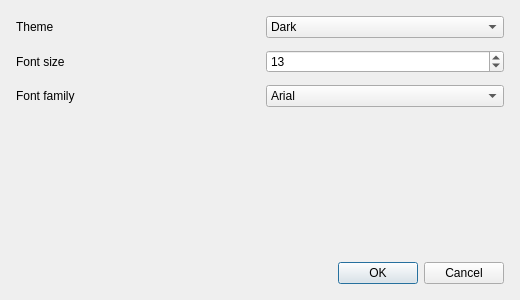
OmarMogahed2020/pencil, file ui/preferencesWindow.ui: the form before one commit.
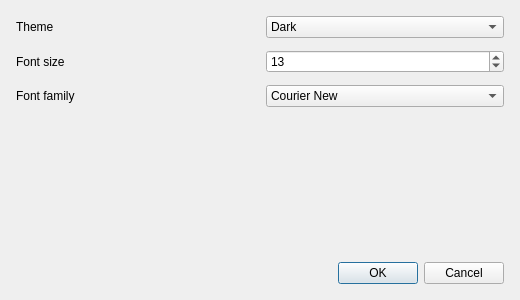
The form after the commit.

```diff
--- a/ui/preferencesWindow.ui
+++ b/ui/preferencesWindow.ui
@@ -144,11 +144,6 @@
        </item>
        <item>
         <widget class="QComboBox" name="fontComboBox">
-         <item>
-          <property name="text">
-           <string>Arial</string>
-          </property>
-         </item>
          <item>
           <property name="text">
            <string>Courier New</string>
```
Left out of the diff: 40 changed lines with no effect on the pictures.
